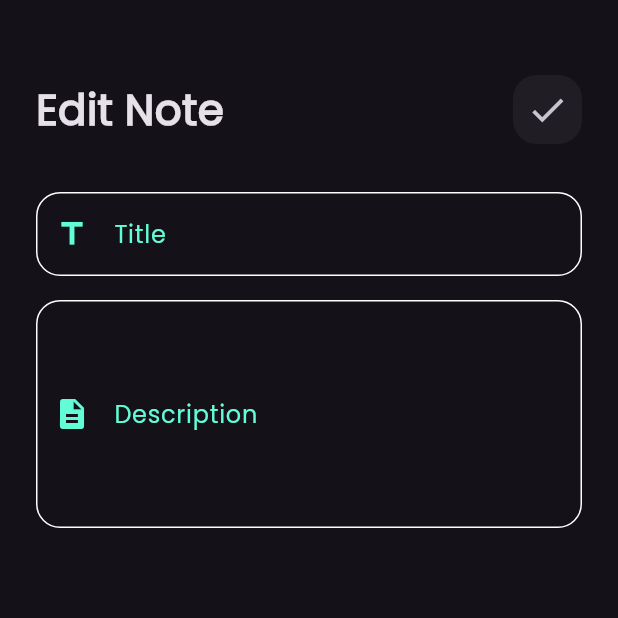
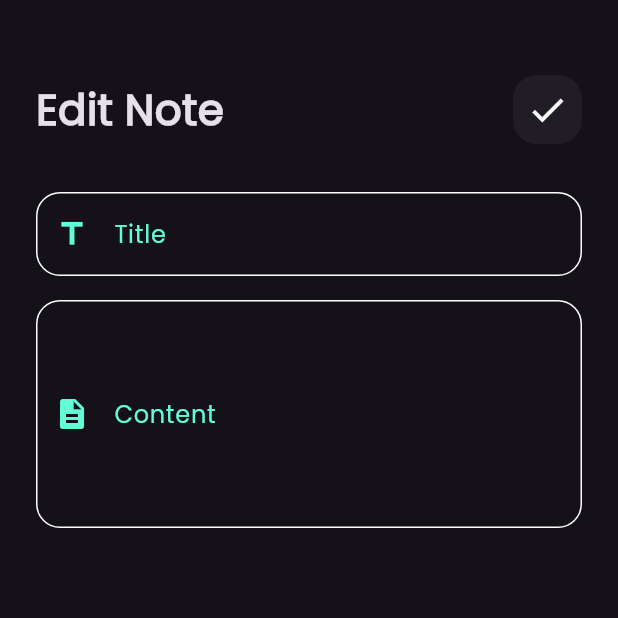
Before and after one commit to Abdo-Elsabagh/notes_app, a Flutter app: the EditNoteViewbady screen opened directly, on a phone screen of 412 x 824 dp, the top half of it. Run offline on Flutter 3.47's test engine with Material 3 defaults, Android fonts, the light colour scheme and no system bars; our stand-ins replace font_awesome_flutter.

Commit message:
create NoteModel and Updated widget properties: added color to IconButton in CustomAppBar, updated hint and label text in EditNoteViewBody

```diff
--- a/lib/views/widgets/custom_app_bar.dart
+++ b/lib/views/widgets/custom_app_bar.dart
@@ -28,6 +28,7 @@ class CutomeAppBar extends StatelessWidget {
               child: IconButton(
                 onPressed: ontap,
                 icon: Icon(
+                  color: Colors.white,
                   icon,
                   size: 28,
                 ),
--- a/lib/views/widgets/edit_view_body.dart
+++ b/lib/views/widgets/edit_view_body.dart
@@ -42,8 +42,8 @@ class EditNoteViewbady extends StatelessWidget {
             const SizedBox(height: 16),
             CustomTextFiled(
               maxLines: 5,
-              hinttext: 'Enter your note description',
-              labeText: 'Description',
+              hinttext: 'Enter your note Content',
+              labeText: 'Content',
               prefixIco: const Icon(Icons.description),
               keyboardType: TextInputType.text,
             ),
```
Also changed, not shown: lib/models/note_model.dart (added, +13 -0 lines).
